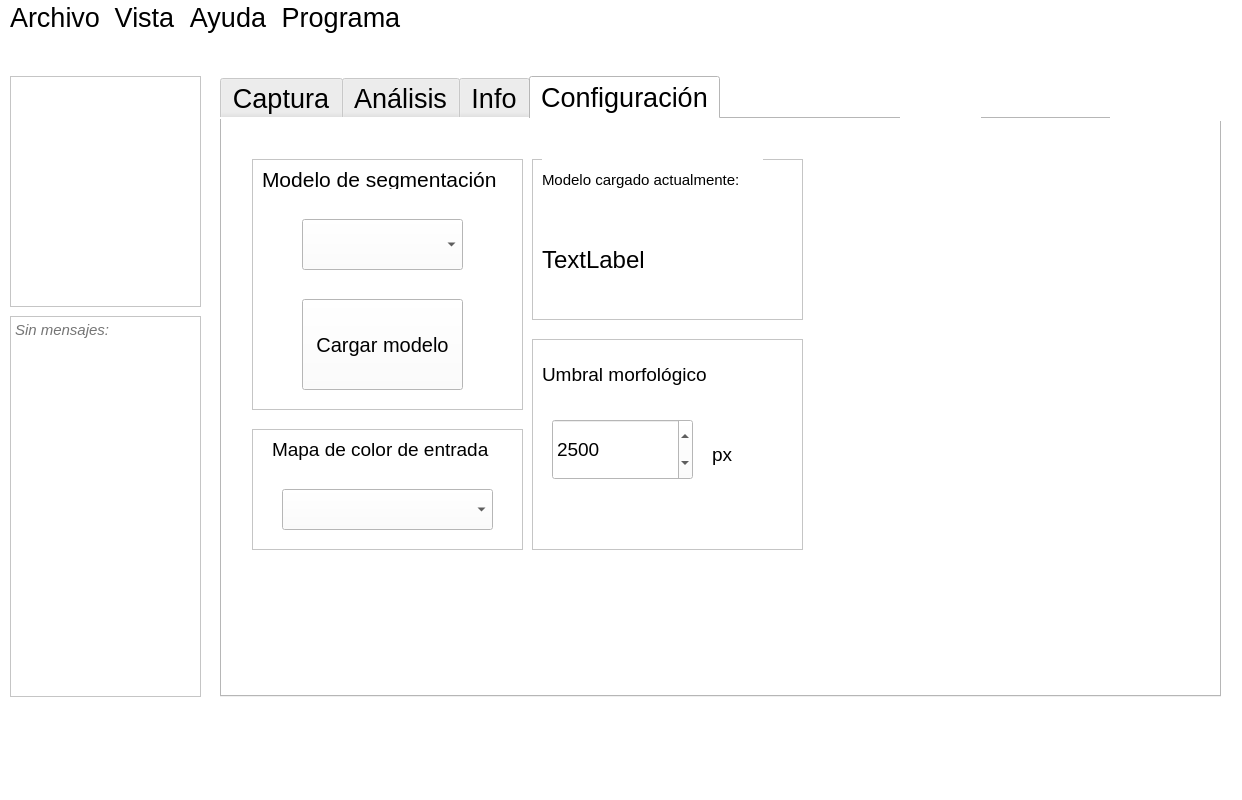
The window that form.ui (UN-GCPDS/FEET-GUI) describes before a commit, drawn with Qt 5.
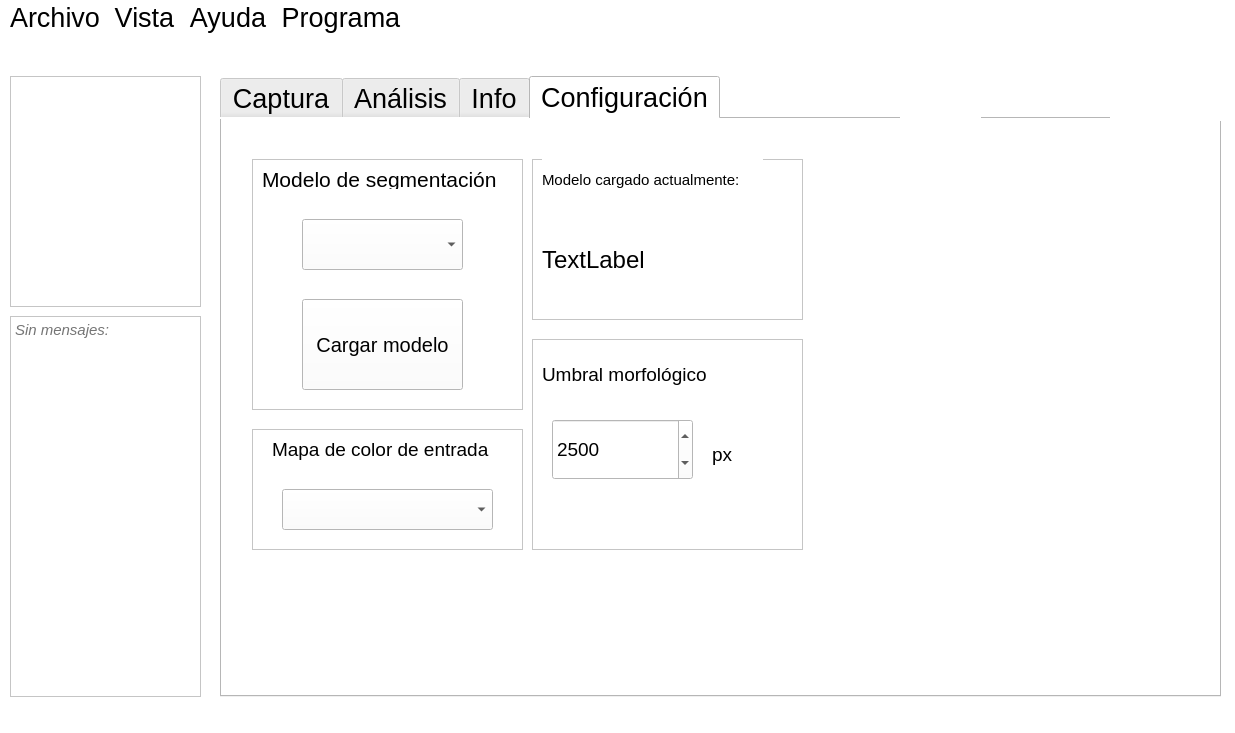
The same window after the commit. Icons and pictures are not drawn.

Commit message: Added stylesheet and removed the "Salidas" tab

Diff of the .ui file:
```diff
--- a/form.ui
+++ b/form.ui
@@ -6,8 +6,8 @@
    <rect>
     <x>0</x>
     <y>0</y>
-    <width>1242</width>
-    <height>800</height>
+    <width>1235</width>
+    <height>733</height>
    </rect>
   </property>
   <property name="palette">
@@ -3863,7 +3863,7 @@
     <rect>
      <x>0</x>
      <y>0</y>
-     <width>1242</width>
+     <width>1235</width>
      <height>49</height>
     </rect>
    </property>
```
